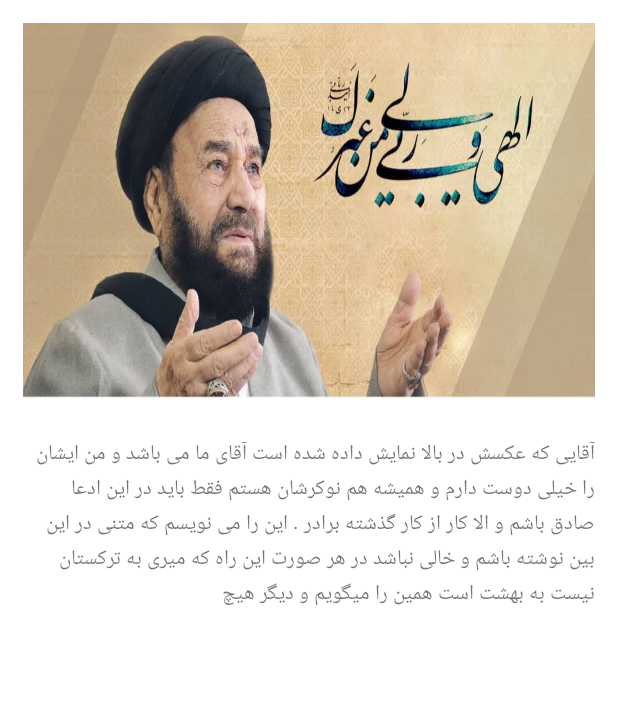
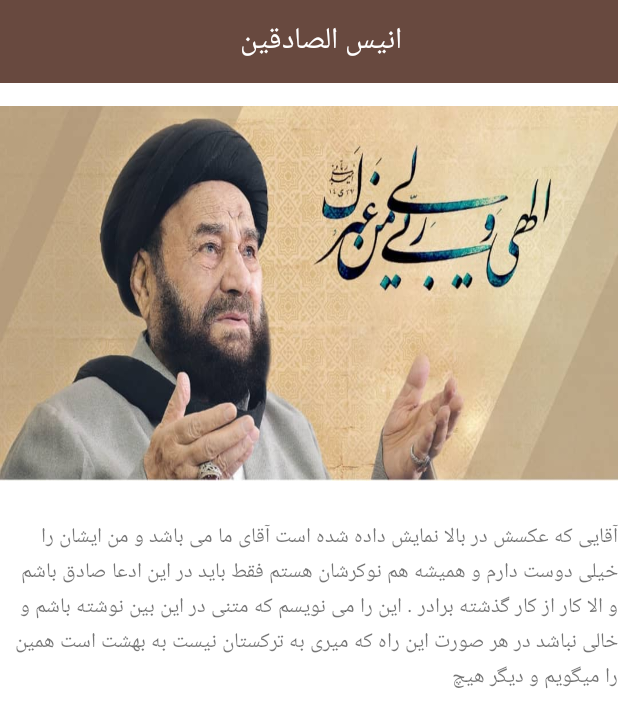
Before and after one commit to reza12345678/AnisBook, an Android app: the layout activity_about.xml on its own in the app's theme, with its tools: preview values and no code run, on a phone screen of 412 x 824 dp. Shown: the top 728 px of the screen. Run offline under Robolectric (Android 15) with nearby library versions, the phone set to English and light mode, and no system bars; network calls fail; Roboto replaces fonts that are not available here.

Commit message:
create RelatedActivity and AboutActivity.java and change it in MainActivity and etc

```diff
--- a/app/src/main/res/layout/activity_about.xml
+++ b/app/src/main/res/layout/activity_about.xml
@@ -6,12 +6,35 @@
     android:layout_height="match_parent"
     android:gravity="top|center"
     android:orientation="vertical"
-    android:padding="15dp"
     tools:context=".AboutActivity">
+
+
+    <androidx.appcompat.widget.Toolbar
+        android:layout_width="match_parent"
+        android:layout_height="55dp"
+        android:background="@color/toolbar">
+
+        <RelativeLayout
+            android:layout_width="match_parent"
+            android:layout_height="match_parent">
+
+            <TextView
+                android:layout_width="wrap_content"
+                android:layout_height="wrap_content"
+                android:layout_centerInParent="true"
+                android:text="انیس الصادقین"
+                android:textColor="@color/white"
+                android:textSize="20sp" />
+
+        </RelativeLayout>
+
+    </androidx.appcompat.widget.Toolbar>
+
 
     <ImageView
         android:layout_width="match_parent"
         android:layout_height="250dp"
+        android:layout_marginTop="15dp"
         android:scaleType="fitXY"
         android:src="@drawable/imgabout" />
 
```
Also changed, not shown: app/src/main/AndroidManifest.xml (+9 -3 lines), app/src/main/res/layout/activity_related.xml (+22 -1 lines), app/src/main/res/layout/activity_splash.xml (+23 -1 lines).
